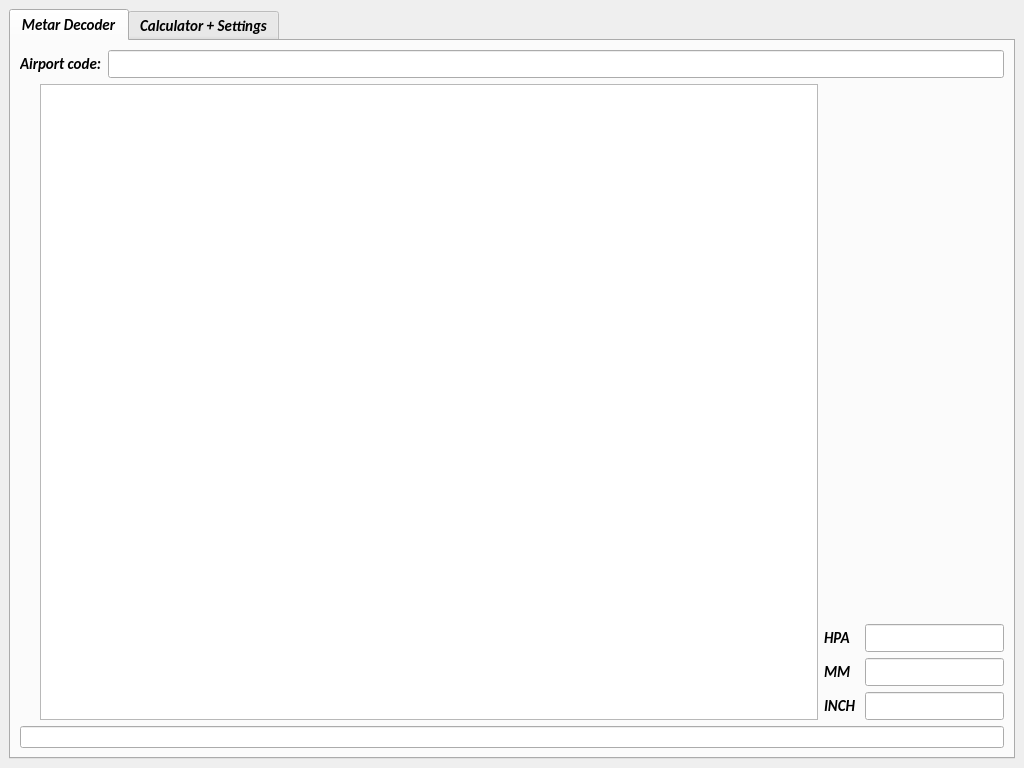
The window that Designs/mainWindow.ui (Sergey207/Metar-decoder) describes before a commit, drawn with Qt 5.
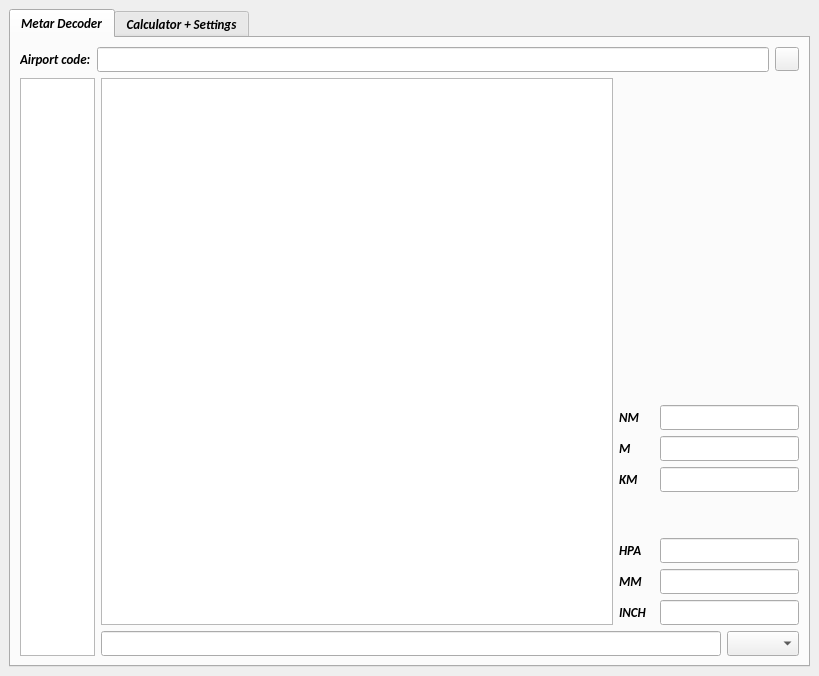
The same window after the commit.

The edit to the form file:
```diff
--- a/Designs/mainWindow.ui
+++ b/Designs/mainWindow.ui
@@ -6,8 +6,8 @@
    <rect>
     <x>0</x>
     <y>0</y>
-    <width>1024</width>
-    <height>768</height>
+    <width>819</width>
+    <height>676</height>
    </rect>
   </property>
   <property name="minimumSize">
@@ -31,6 +31,14 @@
    <layout class="QHBoxLayout" name="horizontalLayout_9">
     <item>
      <widget class="QTabWidget" name="tabWidget">
+      <property name="font">
+       <font>
+        <family>Calibri</family>
+        <pointsize>10</pointsize>
+        <italic>true</italic>
+        <bold>true</bold>
+       </font>
+      </property>
       <property name="tabPosition">
        <enum>QTabWidget::North</enum>
       </property>
@@ -41,9 +49,9 @@
        <attribute name="title">
         <string>Metar Decoder</string>
        </attribute>
-       <layout class="QVBoxLayout" name="verticalLayout_4">
+       <layout class="QVBoxLayout" name="verticalLayout_6">
         <item>
-         <layout class="QHBoxLayout" name="horizontalLayout">
+         <layout class="QHBoxLayout" name="horizontalLayout_17">
           <item>
            <widget class="QLabel" name="lblAirportCode">
             <property name="text">
@@ -54,27 +62,47 @@
           <item>
            <widget class="QLineEdit" name="edtAirportCode"/>
           </item>
+          <item>
+           <widget class="QPushButton" name="btnAddToQuickbar">
+            <property name="minimumSize">
+             <size>
+              <width>24</width>
+              <height>24</height>
+             </size>
+            </property>
+            <property name="maximumSize">
+             <size>
+              <width>24</width>
+              <height>24</height>
+             </size>
+            </property>
+            <property name="text">
+             <string/>
+            </property>
+           </widget>
+          </item>
          </layout>
         </item>
         <item>
-         <layout class="QHBoxLayout" name="horizontalLayout_12" stretch="0,1,0">
+         <layout class="QHBoxLayout" name="horizontalLayout_16" stretch="0,1">
           <item>
-           <layout class="QVBoxLayout" name="lytQuickBar">
+           <layout class="QVBoxLayout" name="verticalLayout_5">
             <item>
-             <spacer name="verticalSpacer_3">
-              <property name="orientation">
-               <enum>Qt::Vertical</enum>
-              </property>
-              <property name="sizeHint" stdset="0">
+             <widget class="QListWidget" name="lstQuickbar">
+              <property name="maximumSize">
                <size>
-                <width>20</width>
-                <height>40</height>
+                <width>75</width>
+                <height>16777215</height>
                </size>
               </property>
-             </spacer>
+             </widget>
             </item>
            </layout>
           </item>
+          <item>
+           <layout class="QVBoxLayout" name="verticalLayout_4">
+            <item>
+             <layout class="QHBoxLayout" name="horizontalLayout_5" stretch="1,0">
           <item>
            <widget class="QTableWidget" name="tblResult">
             <property name="editTriggers">
@@ -103,8 +131,6 @@
           <item>
            <layout class="QVBoxLayout" name="verticalLayout_2">
             <item>
-             <layout class="QHBoxLayout" name="horizontalLayout_5">
-              <item>
                <widget class="QLabel" name="lblArrow">
                 <property name="minimumSize">
                  <size>
@@ -123,8 +149,6 @@
                 </property>
                </widget>
               </item>
-             </layout>
-            </item>
             <item>
              <spacer name="verticalSpacer_4">
               <property name="orientation">
@@ -138,6 +162,64 @@
               </property>
              </spacer>
             </item>
+                <item>
+                 <layout class="QHBoxLayout" name="horizontalLayout_14" stretch="1,4">
+                  <item>
+                   <widget class="QLabel" name="label_7">
+                    <property name="text">
+                     <string>NM</string>
+                    </property>
+                   </widget>
+                  </item>
+                  <item>
+                   <widget class="QLineEdit" name="edtNM"/>
+                  </item>
+                 </layout>
+                </item>
+                <item>
+                 <layout class="QHBoxLayout" name="horizontalLayout_12" stretch="1,4">
+                  <item>
+                   <widget class="QLabel" name="label_5">
+                    <property name="text">
+                     <string>M</string>
+                    </property>
+                   </widget>
+                  </item>
+                  <item>
+                   <widget class="QLineEdit" name="edtM"/>
+                  </item>
+                 </layout>
+                </item>
+                <item>
+                 <layout class="QHBoxLayout" name="horizontalLayout_13" stretch="1,4">
+                  <item>
+                   <widget class="QLabel" name="label_6">
+                    <property name="text">
+                     <string>KM</string>
+                    </property>
+                   </widget>
+                  </item>
+                  <item>
+                   <widget class="QLineEdit" name="edtKM"/>
+                  </item>
+                 </layout>
+                </item>
+                <item>
+                 <spacer name="verticalSpacer">
+                  <property name="orientation">
+                   <enum>Qt::Vertical</enum>
+                  </property>
+                  <property name="sizeType">
+                   <enum>QSizePolicy::Minimum</enum>
+                  </property>
+                  <property name="sizeHint" stdset="0">
+                   <size>
+                    <width>20</width>
+                    <height>40</height>
+                   </size>
+                  </property>
+                 </spacer>
+                </item>
             <item>
              <layout class="QHBoxLayout" name="horizontalLayout_4" stretch="1,4">
               <item>
@@ -185,11 +267,13 @@
          </layout>
         </item>
         <item>
+             <layout class="QHBoxLayout" name="horizontalLayout_15">
+              <item>
          <widget class="QLineEdit" name="edtMetarCode">
           <property name="font">
            <font>
             <family>Calibri</family>
-            <pointsize>8</pointsize>
+                  <pointsize>10</pointsize>
             <italic>true</italic>
             <bold>true</bold>
            </font>
@@ -199,6 +283,15 @@
           </property>
          </widget>
         </item>
+              <item>
+               <widget class="QComboBox" name="cmbLanguage"/>
+              </item>
+             </layout>
+            </item>
+           </layout>
+          </item>
+         </layout>
+        </item>
        </layout>
       </widget>
       <widget class="QWidget" name="tabSettings">
@@ -218,7 +311,7 @@
              </widget>
             </item>
             <item>
-             <widget class="QComboBox" name="cmbLanguage"/>
+             <widget class="QComboBox" name="rr"/>
             </item>
            </layout>
           </item>
```
Left out of the diff: 4 changed lines with no effect on the pictures. Lines whose indentation alone changed are shown as unchanged.
